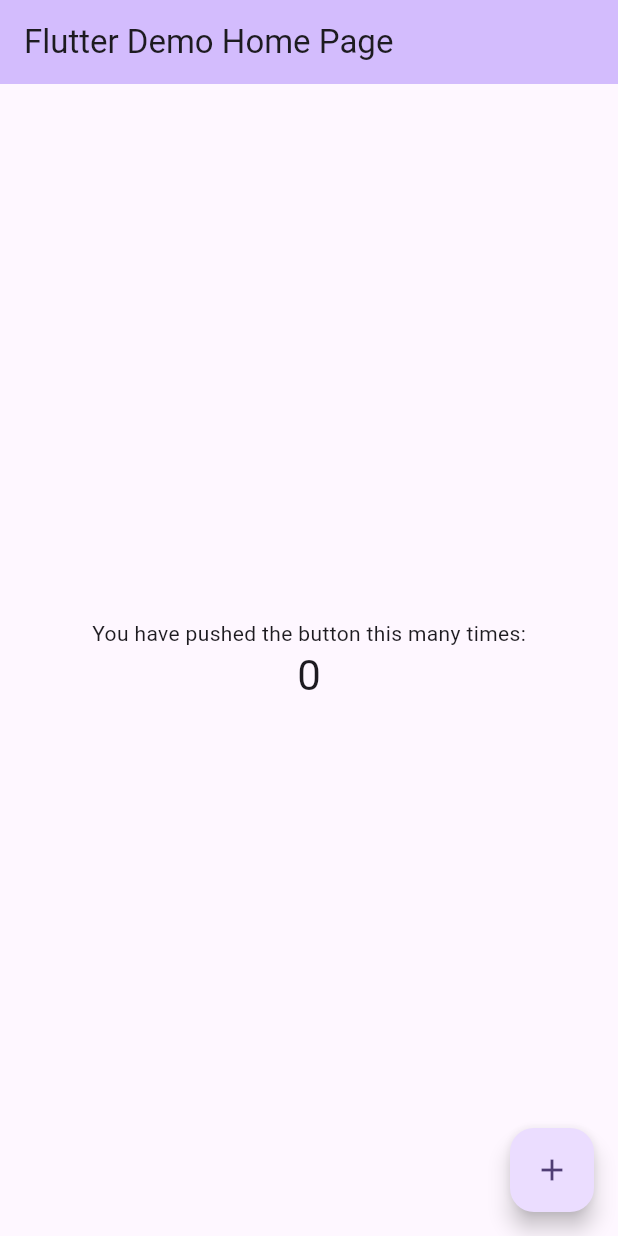
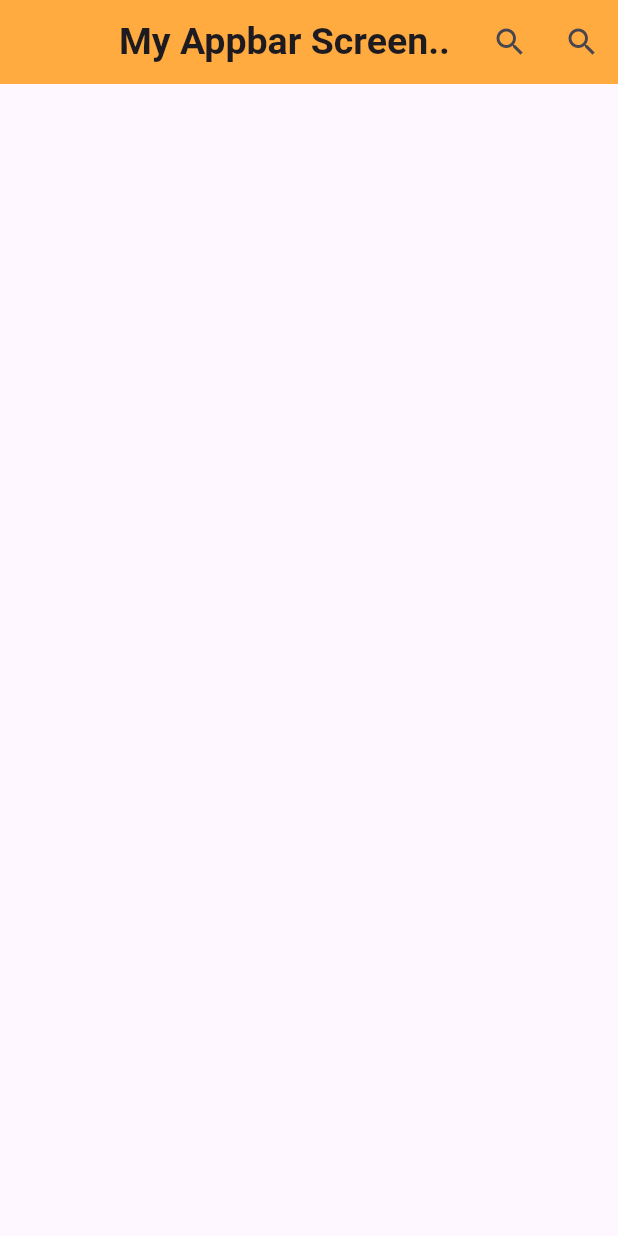
Before and after one commit to akashcodes26/flutter_practice, a Flutter app: the screen it shows after launch, on a phone screen of 412 x 824 dp. Run offline on Flutter 3.47's test engine with Material 3 defaults, Android fonts, the phone set to English and light mode, and no system bars.

Commit message:
added appbar widget

```diff
--- a/lib/main.dart
+++ b/lib/main.dart
@@ -1,4 +1,5 @@
 import 'package:flutter/material.dart';
+import 'screen/Appbar.dart';
 
 void main() {
   runApp(const MyApp());
@@ -13,110 +14,9 @@ class MyApp extends StatelessWidget {
     return MaterialApp(
       title: 'Flutter Demo',
       theme: ThemeData(
-        // This is the theme of your application.
-        //
-        // TRY THIS: Try running your application with "flutter run". You'll see
-        // the application has a purple toolbar. Then, without quitting the app,
-        // try changing the seedColor in the colorScheme below to Colors.green
-        // and then invoke "hot reload" (save your changes or press the "hot
-        // reload" button in a Flutter-supported IDE, or press "r" if you used
-        // the command line to start the app).
-        //
-        // Notice that the counter didn't reset back to zero; the application
-        // state is not lost during the reload. To reset the state, use hot
-        // restart instead.
-        //
-        // This works for code too, not just values: Most code changes can be
-        // tested with just a hot reload.
         colorScheme: .fromSeed(seedColor: Colors.deepPurple),
       ),
-      home: const MyHomePage(title: 'Flutter Demo Home Page'),
+      home: Myappbar_Screen(),
     );
   }
 }
-
-class MyHomePage extends StatefulWidget {
-  const MyHomePage({super.key, required this.title});
-
-  // This widget is the home page of your application. It is stateful, meaning
-  // that it has a State object (defined below) that contains fields that affect
-  // how it looks.
-
-  // This class is the configuration for the state. It holds the values (in this
-  // case the title) provided by the parent (in this case the App widget) and
-  // used by the build method of the State. Fields in a Widget subclass are
-  // always marked "final".
-
-  final String title;
-
-  @override
-  State<MyHomePage> createState() => _MyHomePageState();
-}
-
-class _MyHomePageState extends State<MyHomePage> {
-  int _counter = 0;
-
-  void _incrementCounter() {
-    setState(() {
-      // This call to setState tells the Flutter framework that something has
-      // changed in this State, which causes it to rerun the build method below
-      // so that the display can reflect the updated values. If we changed
-      // _counter without calling setState(), then the build method would not be
-      // called again, and so nothing would appear to happen.
-      _counter++;
-    });
-  }
-
-  @override
-  Widget build(BuildContext context) {
-    // This method is rerun every time setState is called, for instance as done
-    // by the _incrementCounter method above.
-    //
-    // The Flutter framework has been optimized to make rerunning build methods
-    // fast, so that you can just rebuild anything that needs updating rather
-    // than having to individually change instances of widgets.
-    return Scaffold(
-      appBar: AppBar(
-        // TRY THIS: Try changing the color here to a specific color (to
-        // Colors.amber, perhaps?) and trigger a hot reload to see the AppBar
-        // change color while the other colors stay the same.
-        backgroundColor: Theme.of(context).colorScheme.inversePrimary,
-        // Here we take the value from the MyHomePage object that was created by
-        // the App.build method, and use it to set our appbar title.
-        title: Text(widget.title),
-      ),
-      body: Center(
-        // Center is a layout widget. It takes a single child and positions it
-        // in the middle of the parent.
-        child: Column(
-          // Column is also a layout widget. It takes a list of children and
-          // arranges them vertically. By default, it sizes itself to fit its
-          // children horizontally, and tries to be as tall as its parent.
-          //
-          // Column has various properties to control how it sizes itself and
-          // how it positions its children. Here we use mainAxisAlignment to
-          // center the children vertically; the main axis here is the vertical
-          // axis because Columns are vertical (the cross axis would be
-          // horizontal).
-          //
-          // TRY THIS: Invoke "debug painting" (choose the "Toggle Debug Paint"
-          // action in the IDE, or press "p" in the console), to see the
-          // wireframe for each widget.
-          mainAxisAlignment: .center,
-          children: [
-            const Text('You have pushed the button this many times:'),
-            Text(
-              '$_counter',
-              style: Theme.of(context).textTheme.headlineMedium,
-            ),
-          ],
-        ),
-      ),
-      floatingActionButton: FloatingActionButton(
-        onPressed: _incrementCounter,
-        tooltip: 'Increment',
-        child: const Icon(Icons.add),
-      ),
-    );
-  }
-}
--- a/lib/screen/Appbar.dart
+++ b/lib/screen/Appbar.dart
@@ -0,0 +1,17 @@
+import 'package:flutter/material.dart';
+
+class Myappbar_Screen extends StatelessWidget {
+  @override
+  Widget build(BuildContext context) {
+    return Scaffold(
+      appBar: AppBar(
+        title: Text("My Appbar Screen..",style: TextStyle(fontSize: 25,fontWeight: FontWeight.bold),
+        selectionColor: Colors.black,),
+        backgroundColor: Colors.orangeAccent,
+        centerTitle: true,
+        actions: [IconButton(icon: Icon(Icons.search),onPressed: (){},),IconButton(icon: Icon(Icons.search),onPressed: (){},),
+        ],
+      ),
+    );
+  }
+}
```
